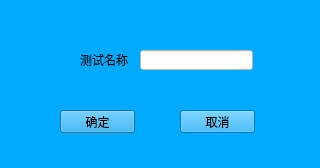
This is comboitem.ui in lsoftp/water as Qt 5 draws it before an edit. The edited form follows.
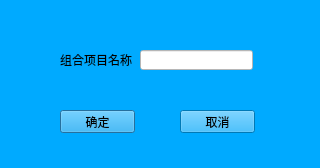
This is the edited form.

Commit message: 组合项目相关功能

```diff
--- a/comboitem.ui
+++ b/comboitem.ui
@@ -19,14 +19,14 @@
   <widget class="QLabel" name="label">
    <property name="geometry">
     <rect>
-     <x>80</x>
-     <y>54</y>
-     <width>54</width>
-     <height>12</height>
+     <x>60</x>
+     <y>50</y>
+     <width>81</width>
+     <height>20</height>
     </rect>
    </property>
    <property name="text">
-    <string>测试名称</string>
+    <string>组合项目名称</string>
    </property>
   </widget>
   <widget class="QPushButton" name="pushButton">
```
Left out of the diff: 35 changed lines with no effect on the pictures. The commit also changes 16 other files.
